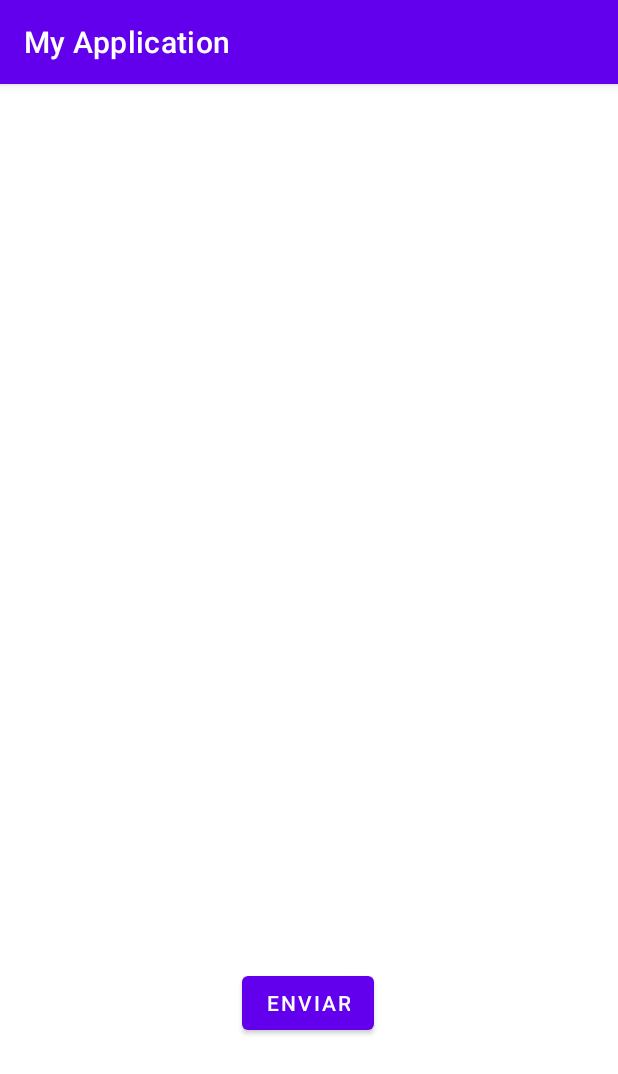
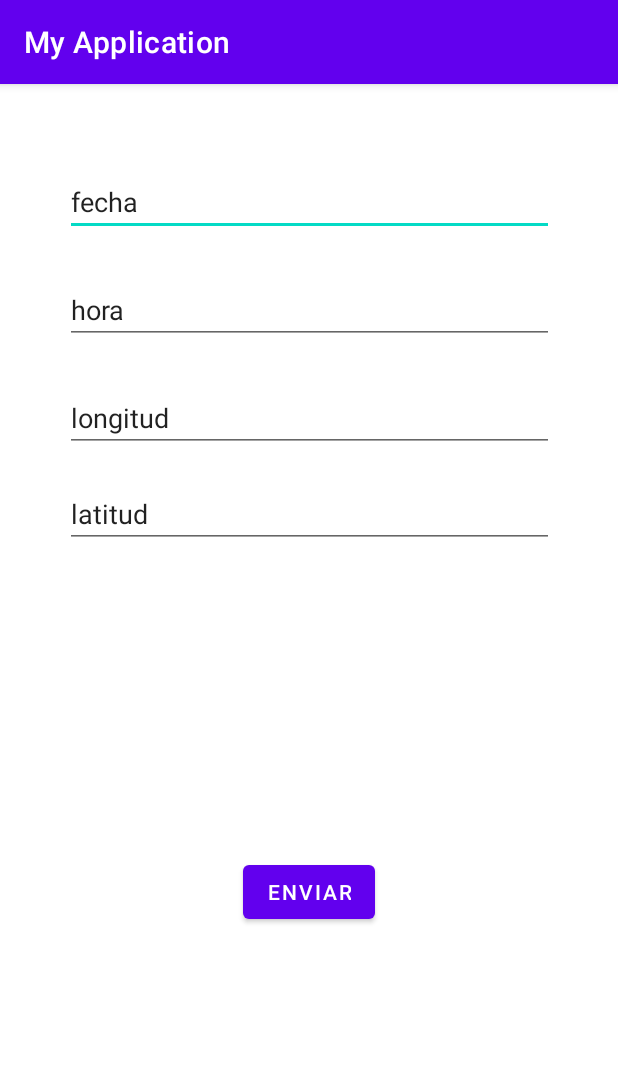
Before and after one commit to jtaboadaa/AWS.Proyect.Test, an Android app: the screen it shows after launch (MainActivity), on a phone screen of 412 x 824 dp. Shown: the top 1074 px of the screen. Run offline under Robolectric (Android 15) with nearby library versions, the phone set to English and light mode, and no system bars; our stand-ins replace Volley.

Commit message:
Correccion UDP

```diff
--- a/GpsSender/app/src/main/AndroidManifest.xml
+++ b/GpsSender/app/src/main/AndroidManifest.xml
@@ -1,8 +1,10 @@
 <?xml version="1.0" encoding="utf-8"?>
 <manifest xmlns:android="http://schemas.android.com/apk/res/android"
     package="com.example.myapplication">
+
     <uses-permission android:name="android.permission.INTERNET"></uses-permission>
-    <uses-permission android:name="android.permission.ACCESS_FINE_LOCATION" />
+    <uses-permission android:name="android.permission.ACCESS_FINE_LOCATION"/>
+    <uses-permission android:name="android.permission.READ_CALENDAR"/>
     <uses-permission android:name="android.hardware.location.gps"/>
 
     <application
--- a/GpsSender/app/src/main/java/com/example/myapplication/MainActivity.java
+++ b/GpsSender/app/src/main/java/com/example/myapplication/MainActivity.java
@@ -5,65 +5,124 @@ import androidx.core.app.ActivityCompat;
 import androidx.core.content.ContextCompat;
 
 import android.Manifest;
+import android.app.Dialog;
+import android.app.ProgressDialog;
 import android.content.Context;
 import android.content.pm.PackageManager;
 import android.location.Location;
 import android.location.LocationListener;
 import android.location.LocationManager;
+import android.net.ConnectivityManager;
 import android.os.Bundle;
-import android.telephony.SmsManager;
+import android.os.StrictMode;
+import android.provider.Settings;
+import android.text.format.DateFormat;
 import android.view.View;
 import android.widget.Button;
-import android.widget.EditText;
 import android.widget.TextView;
 import android.widget.Toast;
 
+import com.android.volley.AuthFailureError;
+import com.android.volley.Request;
+import com.android.volley.RequestQueue;
+import com.android.volley.Response;
+import com.android.volley.VolleyError;
+import com.android.volley.toolbox.ByteArrayPool;
+import com.android.volley.toolbox.StringRequest;
+import com.android.volley.toolbox.Volley;
+
+import org.json.JSONException;
+import org.json.JSONObject;
+import org.w3c.dom.Text;
+
+import java.io.ByteArrayInputStream;
+import java.io.IOException;
+import java.lang.reflect.Array;
+import java.net.DatagramPacket;
+import java.net.DatagramSocket;
+import java.net.InetAddress;
+import java.sql.Connection;
+import java.sql.Date;
+import java.sql.DriverManager;
+import java.sql.SQLException;
+import java.text.SimpleDateFormat;
+import java.util.Calendar;
+import java.util.HashMap;
+import java.util.Locale;
+import java.util.Map;
+
+import kotlin.Metadata;
+import kotlin.jvm.internal.Intrinsics;
+import org.jetbrains.annotations.NotNull;
+
+
+
 public class MainActivity extends AppCompatActivity {
 
-    Button btn;
-    TextView tv;
+    TextView tvFecha;
+    TextView tvHora;
+    TextView tvLongitud;
+    TextView tvLatitud;
+    Button btnEnviar;
 
     @Override
     protected void onCreate(Bundle savedInstanceState) {
         super.onCreate(savedInstanceState);
         setContentView(R.layout.activity_main);
-        tv = (TextView)findViewById(R.id.textView);
-        btn = findViewById(R.id.button);
+        tvFecha = (TextView)findViewById(R.id.tvFecha);
+        tvHora = (TextView)findViewById(R.id.tvHora);
+        tvLongitud = (TextView)findViewById(R.id.tvLongitud);
+        tvLatitud = (TextView)findViewById(R.id.tvLatitud);
 
-        btn.setOnClickListener(new View.OnClickListener() {
+        btnEnviar = (Button) findViewById(R.id.btnEnviar);
+
+        btnEnviar.setOnClickListener(new View.OnClickListener() {
+
+            @SuppressWarnings("deprecation")
             @Override
             public void onClick(View v) {
-                // Acquire a reference to the system Location Manager
+
+                String date = String.valueOf(android.text.format.DateFormat.format("MM-dd-yyyy", new java.util.Date()));
+                String hour = String.valueOf(android.text.format.DateFormat.format("HH:mm", new java.util.Date()));
+
+                tvFecha.setText(date);
+                tvHora.setText((hour));
+
                 LocationManager locationManager = (LocationManager) MainActivity.this.getSystemService(Context.LOCATION_SERVICE);
-
-                // Define a listener that responds to location updates
                 LocationListener locationListener = new LocationListener() {
                     public void onLocationChanged(Location location) {
+
                         // Called when a new location is found by the network location provider.
-                        tv.setText(" Latitud: "+location.getLatitude()+" //Longitud: "+location.getLongitude());
+                        tvLatitud.setText(""+ location.getLatitude());
+                        tvLongitud.setText(""+location.getLongitude());
                     }
 
-                    public void onStatusChanged(String provider, int status, Bundle extras) {}
+                    public void onStatusChanged(String provider, int status, Bundle extras) {
+                    }
 
-                    public void onProviderEnabled(String provider) {}
+                    public void onProviderEnabled(String provider) {
+                    }
 
-                    public void onProviderDisabled(String provider) {}
+                    public void onProviderDisabled(String provider) {
+                    }
+
+                    ;
+
                 };
-
                 // Register the listener with the Location Manager to receive location updates
                 int permissionCheck = ContextCompat.checkSelfPermission(MainActivity.this, Manifest.permission.ACCESS_FINE_LOCATION);
+
                 locationManager.requestLocationUpdates(LocationManager.NETWORK_PROVIDER, 0, 0, locationListener);
+                MessageSender messageSender = new MessageSender();
+                messageSender.execute(tvFecha.getText().toString(),tvHora.getText().toString(),tvLatitud.getText().toString(),tvLongitud.getText().toString());
+                Toast.makeText(MainActivity.this, "Ubicacion Enviada", Toast.LENGTH_LONG).show();
 
-                MessageSender messageSender = new MessageSender();
-                messageSender.execute(tv.getText().toString());
-
-                Toast.makeText(MainActivity.this, "Ubicacion  Enviada", Toast.LENGTH_LONG).show();
             }
         });
-
         int permissionCheck = ContextCompat.checkSelfPermission(this, Manifest.permission.ACCESS_FINE_LOCATION);
 
         if(permissionCheck == PackageManager.PERMISSION_DENIED){
+
             if(ActivityCompat.shouldShowRequestPermissionRationale(this, Manifest.permission.ACCESS_FINE_LOCATION)) {
 
             } else {
@@ -72,7 +131,9 @@ public class MainActivity extends AppCompatActivity {
                         1);
             }
         }
+    }
 
 
-    }
+
+
 }
--- a/GpsSender/app/src/main/res/layout/activity_main.xml
+++ b/GpsSender/app/src/main/res/layout/activity_main.xml
@@ -6,27 +6,63 @@
     android:layout_height="match_parent"
     tools:context=".MainActivity">
 
+    <EditText
+        android:id="@+id/tvFecha"
+        android:layout_width="326dp"
+        android:layout_height="0dp"
+        android:layout_marginTop="56dp"
+        android:ems="10"
+        android:inputType="textPersonName"
+        android:text="fecha"
+        app:layout_constraintEnd_toEndOf="parent"
+        app:layout_constraintStart_toStartOf="parent"
+        app:layout_constraintTop_toTopOf="parent" />
+
+    <EditText
+        android:id="@+id/tvHora"
+        android:layout_width="326dp"
+        android:layout_height="0dp"
+        android:layout_marginTop="128dp"
+        android:ems="10"
+        android:inputType="textPersonName"
+        android:text="hora"
+        app:layout_constraintEnd_toEndOf="parent"
+        app:layout_constraintStart_toStartOf="parent"
+        app:layout_constraintTop_toTopOf="parent" />
+
+    <EditText
+        android:id="@+id/tvLongitud"
+        android:layout_width="326dp"
+        android:layout_height="0dp"
+        android:layout_marginTop="200dp"
+        android:ems="10"
+        android:inputType="textPersonName"
+        android:text="longitud"
+        app:layout_constraintEnd_toEndOf="parent"
+        app:layout_constraintStart_toStartOf="parent"
+        app:layout_constraintTop_toTopOf="parent" />
+
+    <EditText
+        android:id="@+id/tvLatitud"
+        android:layout_width="326dp"
+        android:layout_height="0dp"
+        android:layout_marginTop="264dp"
+        android:ems="10"
+        android:inputType="textPersonName"
+        android:text="latitud"
+        app:layout_constraintEnd_toEndOf="parent"
+        app:layout_constraintStart_toStartOf="parent"
+        app:layout_constraintTop_toTopOf="parent" />
+
     <Button
-        android:id="@+id/button"
+        android:id="@+id/btnEnviar"
         android:layout_width="wrap_content"
         android:layout_height="wrap_content"
-        android:onClick="send"
         android:text="Enviar"
         app:layout_constraintBottom_toBottomOf="parent"
         app:layout_constraintEnd_toEndOf="parent"
-        app:layout_constraintHorizontal_bias="0.498"
         app:layout_constraintStart_toStartOf="parent"
-        app:layout_constraintTop_toTopOf="parent"
-        app:layout_constraintVertical_bias="0.818" />
+        app:layout_constraintTop_toBottomOf="@+id/tvLatitud" />
 
-    <TextView
-        android:id="@+id/textView"
-        android:layout_width="339dp"
-        android:layout_height="134dp"
-        app:layout_constraintBottom_toTopOf="@+id/button"
-        app:layout_constraintEnd_toEndOf="parent"
-        app:layout_constraintStart_toStartOf="parent"
-        app:layout_constraintTop_toTopOf="parent"
-        app:layout_constraintVertical_bias="0.701" />
 
 </androidx.constraintlayout.widget.ConstraintLayout>
--- a/GpsSender/build.gradle
+++ b/GpsSender/build.gradle
@@ -1,11 +1,13 @@
 // Top-level build file where you can add configuration options common to all sub-projects/modules.
 buildscript {
+    ext.kotlin_version = '1.5.0'
     repositories {
         google()
         jcenter()
     }
     dependencies {
         classpath 'com.android.tools.build:gradle:4.1.3'
+        classpath "org.jetbrains.kotlin:kotlin-gradle-plugin:$kotlin_version"
 
         // NOTE: Do not place your application dependencies here; they belong
         // in the individual module build.gradle files
```
Also changed, not shown: GpsSender/app/build.gradle (+8 -0 lines), GpsSender/app/src/main/java/com/example/myapplication/MessageSender.java (+48 -14 lines).
